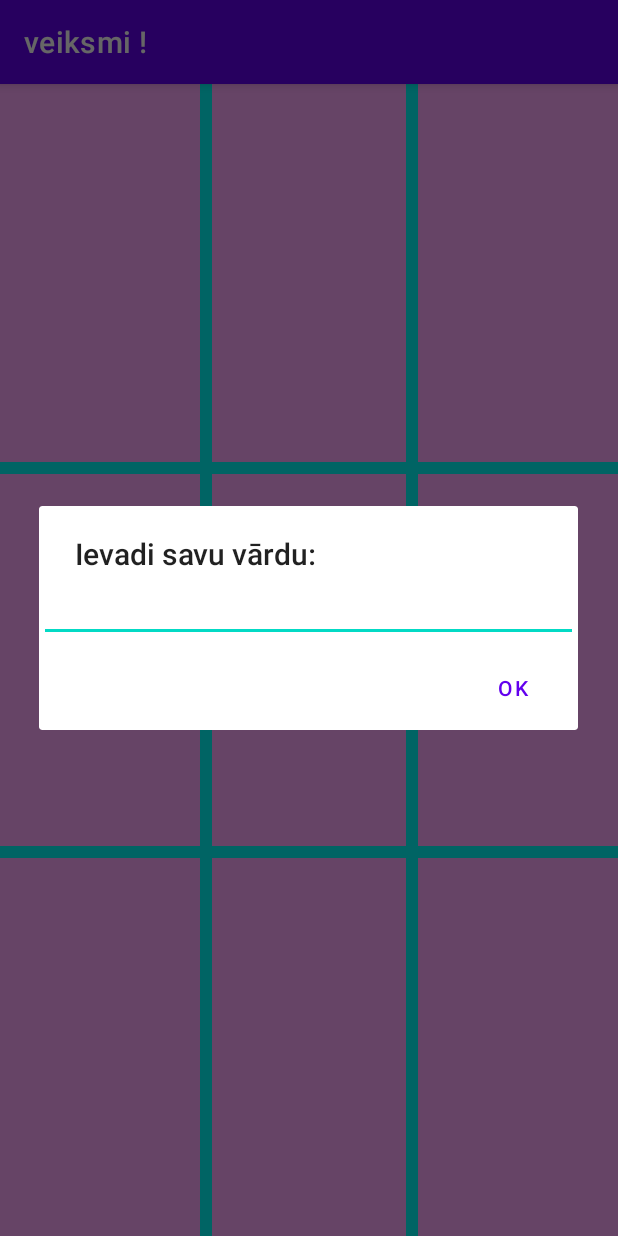
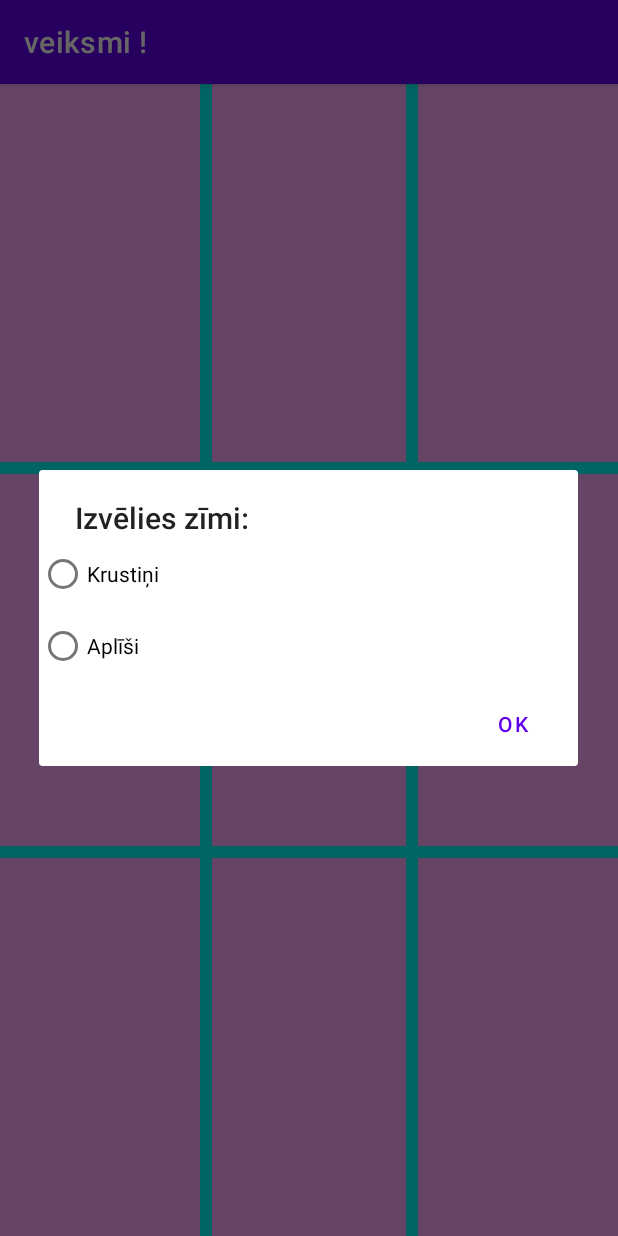
Before and after one commit to grauziitisos/Desas---sausages---xoxox, an Android app: the screen it shows after launch (MainActivity), after a tap on "OK", on a phone screen of 412 x 824 dp. Run offline under Robolectric (Android 15) with nearby library versions, the phone set to English and light mode, and no system bars.

Commit message:
ability to select sign ( X or O )

```diff
--- a/app/src/main/java/com/aal/bb/MainActivity.kt
+++ b/app/src/main/java/com/aal/bb/MainActivity.kt
@@ -8,7 +8,8 @@ class MainActivity : AppCompatActivity() {
         var state = desasState()
         var vards : String =""
         var rezims: playmode = playmode.Single
-        var gaja: Boolean = false;
+        var gaja: Boolean = false
+        var pirm_spel_zime : desuZime = desuZime.nulle
     }
     override fun onCreate(savedInstanceState: Bundle?) {
         super.onCreate(savedInstanceState)
--- a/app/src/main/java/com/aal/bb/cnvsview.kt
+++ b/app/src/main/java/com/aal/bb/cnvsview.kt
@@ -74,10 +74,28 @@ class cnvsview (context: Context) : View(context)  {
         bld.setView(dlgl)
         bld.setPositiveButton("ok" ,  fun(_: DialogInterface, _: Int) {
             MainActivity.Companion.rezims= if (edt.checkedRadioButtonId == R.id.radio_two_play) playmode.Two else  playmode.Single
+            waitForZime()
+        })
+        bld.setOnCancelListener(fun(di: DialogInterface){
+            MainActivity.Companion.rezims= if (edt.checkedRadioButtonId == R.id.radio_two_play) playmode.Two else  playmode.Single
+            waitForZime()
+        })
+        bld.create()
+        bld.show()
+    }
+    fun waitForZime(){
+        val bld = AlertDialog.Builder(this.context)
+        val infl = (this.context as Activity).layoutInflater
+        bld.setTitle("Izvēlies zīmi:")
+        val dlgl = infl.inflate(R.layout.zime_ievade, null)
+        val edt = dlgl.findViewById<RadioGroup>(R.id.radio_zime_choice)
+        bld.setView(dlgl)
+        bld.setPositiveButton("ok" ,  fun(_: DialogInterface, _: Int) {
+            MainActivity.Companion.pirm_spel_zime= if (edt.checkedRadioButtonId == R.id.radio_krusts_mode) desuZime.krusts else  desuZime.nulle
             waitForName()
         })
         bld.setOnCancelListener(fun(di: DialogInterface){
-            MainActivity.Companion.rezims= if (edt.checkedRadioButtonId == R.id.radio_two_play) playmode.Two else  playmode.Single
+            MainActivity.Companion.pirm_spel_zime= if (edt.checkedRadioButtonId == R.id.radio_krusts_mode) desuZime.krusts else  desuZime.nulle
             waitForName()
         })
         bld.create()
@@ -102,8 +120,14 @@ class cnvsview (context: Context) : View(context)  {
         bld.show()
     }
 
+    fun negateZimi(z: desuZime) : desuZime{
+        return if (z==desuZime.nulle) desuZime.krusts else desuZime.nulle
+    }
     override fun onTouchEvent(event: MotionEvent?): Boolean {
+        if(MainActivity.Companion.pirm_spel_zime == desuZime.nulle)
         MainActivity.Companion.state.isHitterCross = MainActivity.Companion.gaja
+            else
+            MainActivity.Companion.state.isHitterCross = !MainActivity.Companion.gaja
         val hasHit: Boolean  = MainActivity.Companion.state.hit(event?.x!!?.roundToInt(), event.y.roundToInt())
 //        val hasHit: Boolean? =
 //            event?.rawX?.let { MainActivity.Companion.state.hit(it?.roundToInt(), event?.rawY.roundToInt()) }
@@ -111,7 +135,7 @@ class cnvsview (context: Context) : View(context)  {
         else return super.onTouchEvent(event)
         var uzvrtajs: desuZime? = null
         if (MainActivity.Companion.state.isVictory.also { uzvrtajs = it } != null) {
-            if (uzvrtajs === desuZime.krusts) {
+            if (uzvrtajs === negateZimi(MainActivity.Companion.pirm_spel_zime)) {
                 val alertDialogBuilder = AlertDialog.Builder(this.context)
                 alertDialogBuilder.setMessage("${MainActivity.Companion.vards} zaude!")
 
@@ -169,7 +193,7 @@ class cnvsview (context: Context) : View(context)  {
             return super.onTouchEvent(event)
         }
         if (MainActivity.Companion.state.isVictory.also { uzvrtajs = it } != null) {
-            if (uzvrtajs === desuZime.krusts) {
+            if (uzvrtajs === negateZimi(MainActivity.Companion.pirm_spel_zime)) {
                 val alertDialogBuilder = AlertDialog.Builder(this.context)
                 alertDialogBuilder.setMessage("${MainActivity.Companion.vards} zaude!")
 
@@ -207,7 +231,7 @@ class cnvsview (context: Context) : View(context)  {
             c = rnd.nextInt(3)
             r = rnd.nextInt(3)
         }
-        MainActivity.Companion.state.s(desuZime.krusts, r, c)
+        MainActivity.Companion.state.s(negateZimi(MainActivity.Companion.pirm_spel_zime), r, c)
     }
 
     override fun onDraw(canvas: Canvas) {
--- /dev/null
+++ b/app/src/main/res/layout/zime_ievade.xml
@@ -0,0 +1,25 @@
+<?xml version="1.0" encoding="utf-8"?>
+<androidx.constraintlayout.widget.ConstraintLayout xmlns:android="http://schemas.android.com/apk/res/android"
+    android:layout_width="match_parent"
+    android:layout_height="match_parent">
+    <RadioGroup
+        android:id="@+id/radio_zime_choice"
+        android:layout_width="match_parent"
+        android:layout_height="wrap_content"
+        android:orientation="vertical"
+        >
+
+        <RadioButton
+            android:id="@+id/radio_krusts_mode"
+            android:layout_width="wrap_content"
+            android:layout_height="wrap_content"
+            android:text="@string/krusts_mode"
+            />
+
+        <RadioButton
+            android:id="@+id/radio_nulle_mode"
+            android:layout_width="wrap_content"
+            android:layout_height="wrap_content"
+            android:text="@string/nulle_mode" />
+    </RadioGroup>
+</androidx.constraintlayout.widget.ConstraintLayout>
--- a/app/src/main/res/values/strings.xml
+++ b/app/src/main/res/values/strings.xml
@@ -2,4 +2,6 @@
     <string name="app_name">bb</string>
     <string name="twoplay">Divu spēlētāju</string>
     <string name="singleplay">Viena spēlētaja</string>
+    <string name="krusts_mode">Krustiņi</string>
+    <string name="nulle_mode">Aplīši</string>
 </resources>
```
